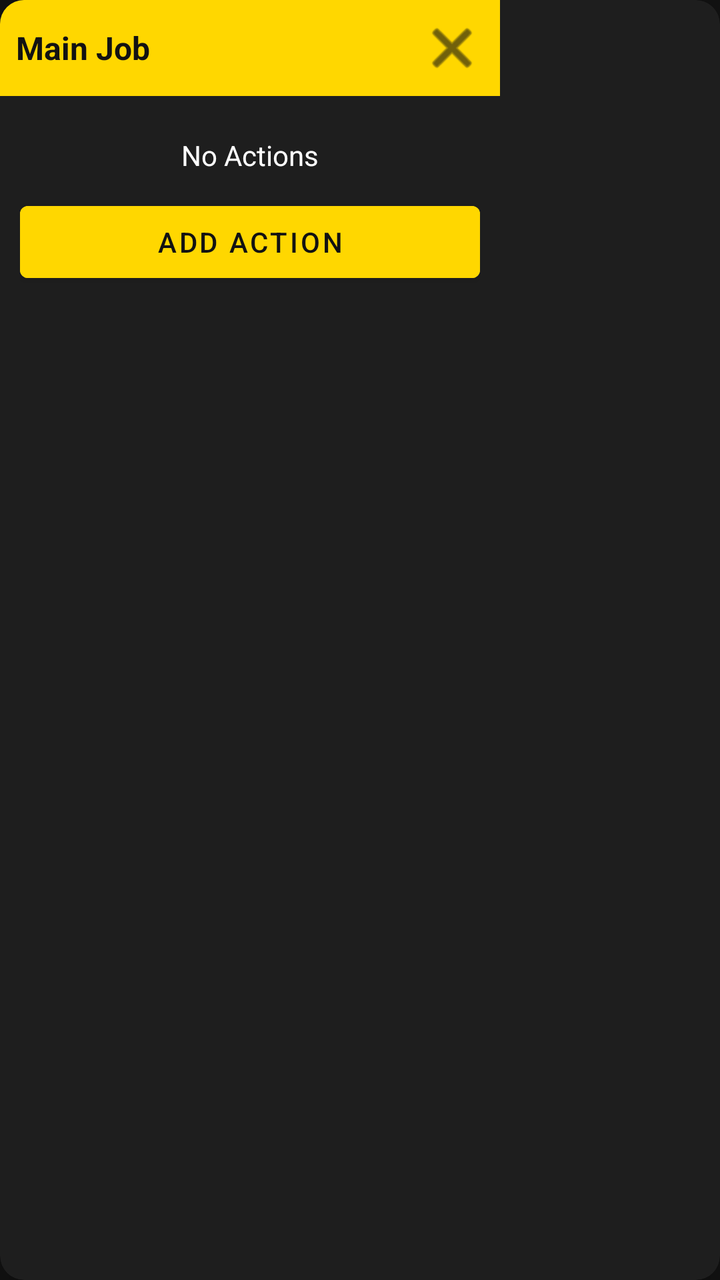
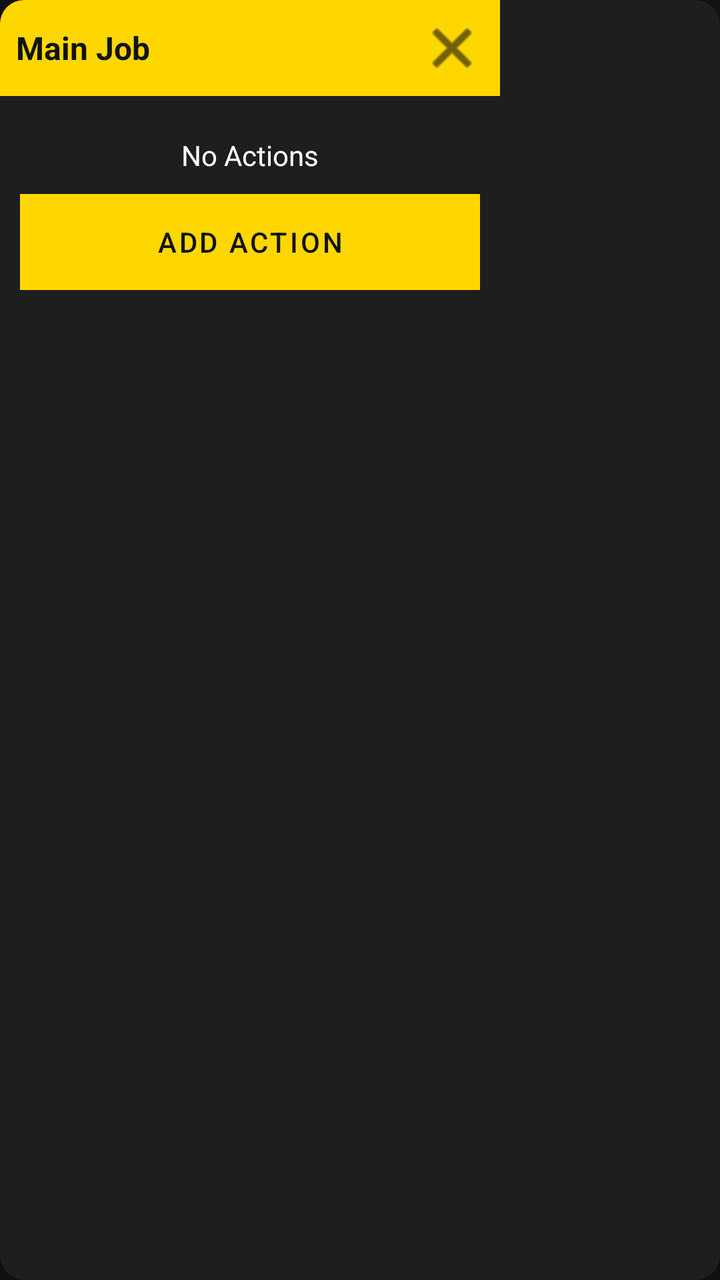

An Android layout rendered at two revisions. The XML below is the earlier revision; the diff shows what the commit changed to produce the second picture.
<!-- AndroidManifest.xml: application theme Theme.MyAutomationApp -->
<!-- res/layout/floating_window.xml -->
<?xml version="1.0" encoding="utf-8"?>
<androidx.cardview.widget.CardView xmlns:android="http://schemas.android.com/apk/res/android"
    xmlns:app="http://schemas.android.com/apk/res-auto"
    android:layout_width="wrap_content"
    android:layout_height="wrap_content"
    app:cardBackgroundColor="#1E1E1E"
    app:cardCornerRadius="12dp"
    app:cardElevation="10dp">

    <LinearLayout
        android:layout_width="250dp"
        android:layout_height="wrap_content"
        android:orientation="vertical">

        
        <LinearLayout
            android:layout_width="match_parent"
            android:layout_height="wrap_content"
            android:orientation="horizontal"
            android:background="#FFD700"
            android:padding="8dp"
            android:gravity="center_vertical">

            <TextView
                android:id="@+id/headerTitle"
                android:layout_width="0dp"
                android:layout_height="wrap_content"
                android:layout_weight="1"
                android:text="Main Job"
                android:textColor="#121212"
                android:textStyle="bold"
                android:textSize="16sp" />

            <ImageButton
                android:id="@+id/btnMinimize"
                android:layout_width="32dp"
                android:layout_height="32dp"
                android:src="@android:drawable/ic_menu_close_clear_cancel"
                android:background="?attr/selectableItemBackgroundBorderless"
                app:tint="#121212" />
        </LinearLayout>

        
        <LinearLayout
            android:id="@+id/expandedLayout"
            android:layout_width="match_parent"
            android:layout_height="wrap_content"
            android:orientation="vertical"
            android:padding="10dp">

            <TextView
                android:layout_width="match_parent"
                android:layout_height="wrap_content"
                android:text="No Actions"
                android:textColor="#FFFFFF"
                android:gravity="center"
                android:layout_marginTop="10dp"
                android:layout_marginBottom="10dp"/>

            <Button
                android:id="@+id/btnAddAction"
                android:layout_width="match_parent"
                android:layout_height="wrap_content"
                android:text="Add Action"
                android:backgroundTint="#FFD700"
                android:textColor="#121212" />

        </LinearLayout>
    </LinearLayout>
</androidx.cardview.widget.CardView>
<!-- resources referenced by this layout -->
<resources>
  <style name="Theme.MyAutomationApp" parent="Theme.MaterialComponents.DayNight.NoActionBar">
          <item name="colorPrimary">@color/gold</item>
          <item name="colorPrimaryVariant">@color/gold_dark</item>
          <item name="colorOnPrimary">@color/black</item>
          <item name="android:windowBackground">@color/black</item>
          <item name="android:textColor">@color/gold</item>
      </style>
  <color name="gold">#FFD700</color>
  <color name="gold_dark">#B8860B</color>
  <color name="black">#121212</color>
</resources>

<!-- the commit's change to res/layout/floating_window.xml (unified diff, before → after) -->
@@ -36,8 +36,8 @@
                 android:layout_width="32dp"
                 android:layout_height="32dp"
                 android:src="@android:drawable/ic_menu_close_clear_cancel"
-                android:background="?attr/selectableItemBackgroundBorderless"
-                app:tint="#121212" />
+                android:background="@android:color/transparent"
+                android:tint="#121212" />
         </LinearLayout>
 
         
@@ -62,7 +62,7 @@
                 android:layout_width="match_parent"
                 android:layout_height="wrap_content"
                 android:text="Add Action"
-                android:backgroundTint="#FFD700"
+                android:background="#FFD700"
                 android:textColor="#121212" />
 
         </LinearLayout>
